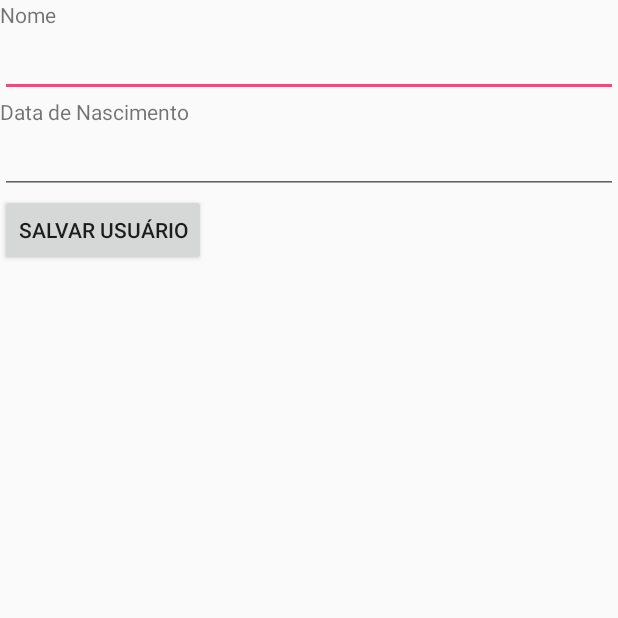
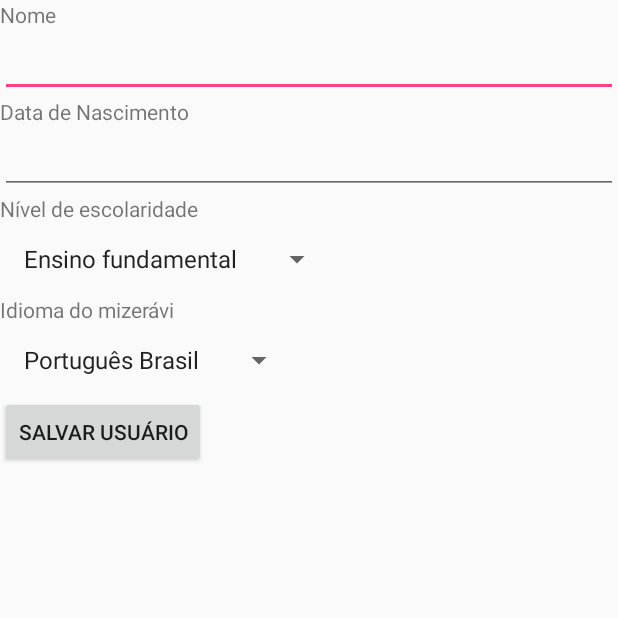
Before and after one commit to tiagooliveira1/TesteAplicacaoFirebase, an Android app: the screen it shows after launch (UserActivity), after a tap on "DADOS DO USUÁRIO", on a phone screen of 412 x 824 dp, the top half of it. Run offline under Robolectric (Android 15) with nearby library versions, the phone set to English and light mode, and no system bars; our stand-ins replace Firebase (no records; nobody signed in at launch, a user with empty details on screens opened directly); 1 statement that could not run was skipped.

Commit message:
Utilizando Enum e mostrando dados do usuario

```diff
--- a/app/src/main/java/com/example/troli/testeaplicacaofirebase/Acitivity/UserActivity.java
+++ b/app/src/main/java/com/example/troli/testeaplicacaofirebase/Acitivity/UserActivity.java
@@ -4,16 +4,23 @@ import android.app.Activity;
 import android.os.Bundle;
 import android.support.annotation.NonNull;
 import android.view.View;
+import android.widget.ArrayAdapter;
 import android.widget.EditText;
 import android.widget.ProgressBar;
+import android.widget.Spinner;
 import android.widget.Toast;
 
+import com.example.troli.testeaplicacaofirebase.Classes.Idioma;
+import com.example.troli.testeaplicacaofirebase.Classes.NivelGraduacao;
 import com.example.troli.testeaplicacaofirebase.Classes.Usuario;
 import com.example.troli.testeaplicacaofirebase.R;
 import com.google.android.gms.tasks.OnCompleteListener;
 import com.google.android.gms.tasks.Task;
+import com.google.firebase.database.DataSnapshot;
+import com.google.firebase.database.DatabaseError;
 import com.google.firebase.database.DatabaseReference;
 import com.google.firebase.database.FirebaseDatabase;
+import com.google.firebase.database.ValueEventListener;
 
 import java.text.SimpleDateFormat;
 import java.util.Date;
@@ -24,6 +31,9 @@ public class UserActivity extends Activity {
     private ProgressBar progressBarUsuario;
     private EditText txtUsuarioNome;
     private EditText txtDataNascimento;
+    private Spinner spnNivelGraduacao;
+    private Spinner spnIdioma;
+
     private FirebaseDatabase mDatabase;
     private DatabaseReference mRef;
     @Override
@@ -34,26 +44,63 @@ public class UserActivity extends Activity {
         progressBarUsuario = findViewById(R.id.progressBarUsuario);
         txtUsuarioNome = findViewById(R.id.txtUsuarioNome);
         txtDataNascimento = findViewById(R.id.txtUsuarioDataNascimento);
+        spnNivelGraduacao = findViewById(R.id.spnNivelGraduacao);
+        spnIdioma = findViewById(R.id.spnIdioma);
 
         mDatabase = FirebaseDatabase.getInstance();
         mRef = mDatabase.getReference("usuario");
+
+        spnNivelGraduacao.setAdapter(new ArrayAdapter<NivelGraduacao>(this, android.R.layout.simple_list_item_1, NivelGraduacao.values()));
+        spnIdioma.setAdapter(new ArrayAdapter<Idioma>(this, android.R.layout.simple_list_item_1, Idioma.values()));
+
+
+        mRef.addValueEventListener(new ValueEventListener() {
+            @Override
+            public void onDataChange(DataSnapshot dataSnapshot) {
+                Usuario usuario = dataSnapshot.getValue(Usuario.class);
+                System.out.println(dataSnapshot.getValue());
+                //Usuario usuario = dataSnapshot.getValue(Usuario.class);
+                txtUsuarioNome.setText(usuario.getNome());
+                /*SimpleDateFormat dt = new SimpleDateFormat("dd/MM/yyyy");
+
+                String stringdate = dt.format(usuario.getDataNascimento());
+
+                txtUsuarioNome.setText(stringdate); */
+            }
+
+            @Override
+            public void onCancelled(DatabaseError databaseError) {
+
+            }
+        });
+
     }
 
     public void salvarUsuario(View view)
     {
         Date dtNascimento = new Date(2018,8,17);
+
         //SimpleDateFormat dt = new SimpleDateFormat("yyyy-MM-dd");
         //String stringDate = dt.format(dtNascimento);
 
-        Usuario usuario = new Usuario("Tiago", dtNascimento, 1, "PT_BR");
+        NivelGraduacao nivelSelecionado =
+                (NivelGraduacao) spnNivelGraduacao.getAdapter().getItem(spnNivelGraduacao.getSelectedItemPosition()
+                );
+
+        Idioma idiomaSelecionado =
+                (Idioma) spnIdioma.getAdapter().getItem(spnIdioma.getSelectedItemPosition()
+                );
+
+        Usuario usuario = new Usuario("Tiago", dtNascimento, nivelSelecionado.ordinal(), idiomaSelecionado.getSigla());
+
         progressBarUsuario.setVisibility(progressBarUsuario.VISIBLE);
         mRef.setValue(usuario).addOnCompleteListener(UserActivity.this, new OnCompleteListener<Void>() {
             @Override
             public void onComplete(@NonNull Task<Void> task) {
                 if(task.isSuccessful()) {
-                    Toast.makeText(UserActivity.this, "Carro salvo com sucesso.", Toast.LENGTH_SHORT).show();
+                    Toast.makeText(UserActivity.this, "Dados de usuário salvo com sucesso.", Toast.LENGTH_SHORT).show();
                 } else {
-                    Toast.makeText(UserActivity.this, "Erro ao salvar o carro:"+task.getException().getMessage(), Toast.LENGTH_SHORT).show();
+                    Toast.makeText(UserActivity.this, "Erro ao salvar o usuário:"+task.getException().getMessage(), Toast.LENGTH_SHORT).show();
                 }
             }
         });
--- /dev/null
+++ b/app/src/main/java/com/example/troli/testeaplicacaofirebase/Classes/Idioma.java
@@ -0,0 +1,26 @@
+package com.example.troli.testeaplicacaofirebase.Classes;
+
+/**
+ * Created by troli on 02/09/2018.
+ */
+
+public enum Idioma {
+    PT_BR("Português Brasil", "PT_BR"),
+    EN("English", "EN");
+
+    private String descricaoIdioma;
+    private String siglaIdioma;
+    Idioma(String s, String sigla) {
+        descricaoIdioma = s;
+        siglaIdioma = sigla;
+    }
+
+
+    @Override public String toString() {
+        return descricaoIdioma;
+    }
+
+    public String getSigla() {
+        return siglaIdioma;
+    }
+}
--- /dev/null
+++ b/app/src/main/java/com/example/troli/testeaplicacaofirebase/Classes/NivelGraduacao.java
@@ -0,0 +1,28 @@
+package com.example.troli.testeaplicacaofirebase.Classes;
+
+/**
+ * Created by troli on 02/09/2018.
+ */
+
+public enum NivelGraduacao {
+    ENSINO_FUNDAMENTAL("Ensino fundamental"),
+    ENSINO_MEDIO("Ensino Médio"),
+    ENSINO_SUPERIOR("Ensino Superior"),
+    POS_GRADUACAO("Pós-graduação"),
+    MESTRADO("Mestrado");
+    /*ENSINO_MEDIO,
+    ENSINO_SUPERIOR,
+    POS_GRADUACAO,
+    MESTRADO,
+    DOUTORADO */
+
+    private String nomeNivel;
+
+    NivelGraduacao(String s) {
+        nomeNivel = s;
+    }
+    @Override public String toString() {
+        return nomeNivel;
+    }
+
+}
--- a/app/src/main/java/com/example/troli/testeaplicacaofirebase/Classes/Usuario.java
+++ b/app/src/main/java/com/example/troli/testeaplicacaofirebase/Classes/Usuario.java
@@ -9,6 +9,7 @@ import java.util.Date;
 public class Usuario {
     private String nome;
     private Date dataNascimento;
+
     private int nivelGraduacao;
     private String idioma;
 
@@ -18,6 +19,8 @@ public class Usuario {
         this.nivelGraduacao = nivelGraduacao;
         this.idioma = idioma;
     }
+
+    public Usuario() {}
 
     public String getNome() {
         return nome;
--- a/app/src/main/res/layout/activity_user.xml
+++ b/app/src/main/res/layout/activity_user.xml
@@ -26,6 +26,27 @@
         android:layout_width="match_parent"
         android:layout_height="wrap_content" />
 
+    <TextView
+        android:layout_width="match_parent"
+        android:layout_height="wrap_content"
+        android:text="Nível de escolaridade"/>
+
+    <Spinner
+        android:id="@+id/spnNivelGraduacao"
+        android:layout_width="wrap_content"
+        android:layout_height="wrap_content">
+
+    </Spinner>
+
+    <TextView
+        android:layout_width="match_parent"
+        android:layout_height="wrap_content"
+        android:text="Idioma do mizerávi"/>
+    <Spinner
+        android:id="@+id/spnIdioma"
+        android:layout_width="wrap_content"
+        android:layout_height="wrap_content" />
+
     <Button
         android:onClick="salvarUsuario"
         android:layout_width="wrap_content"
@@ -33,9 +54,6 @@
         android:text="Salvar Usuário"
         />
 
-
-
-
     <ProgressBar
         android:id="@+id/progressBarUsuario"
         android:visibility="gone"
```
